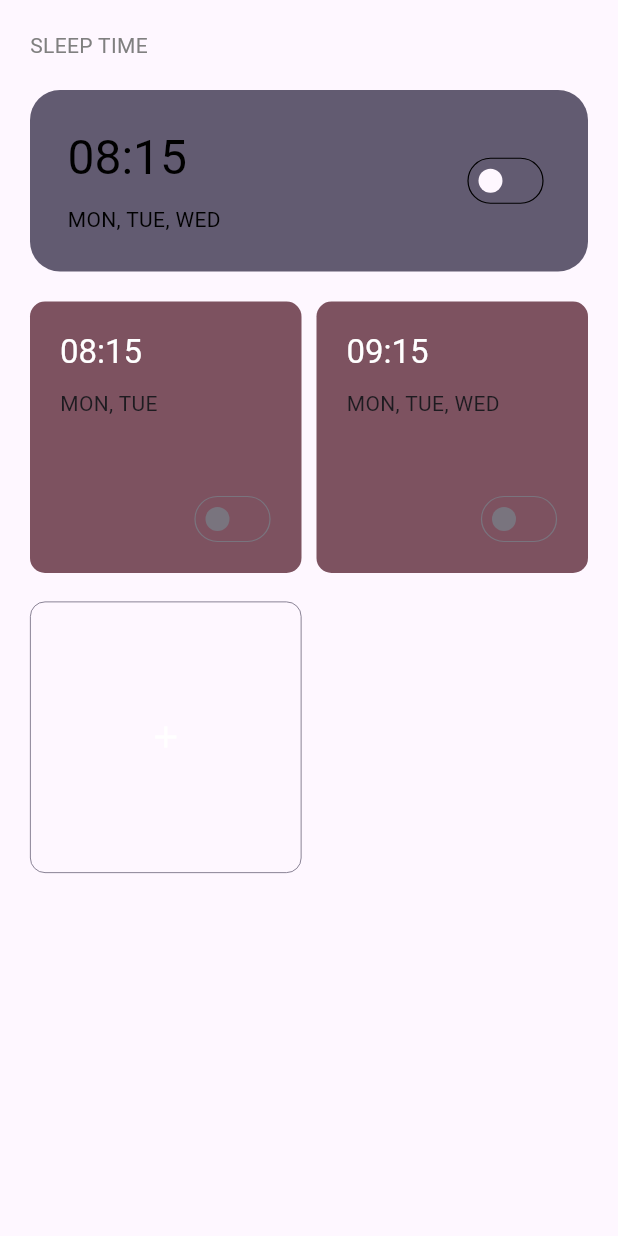
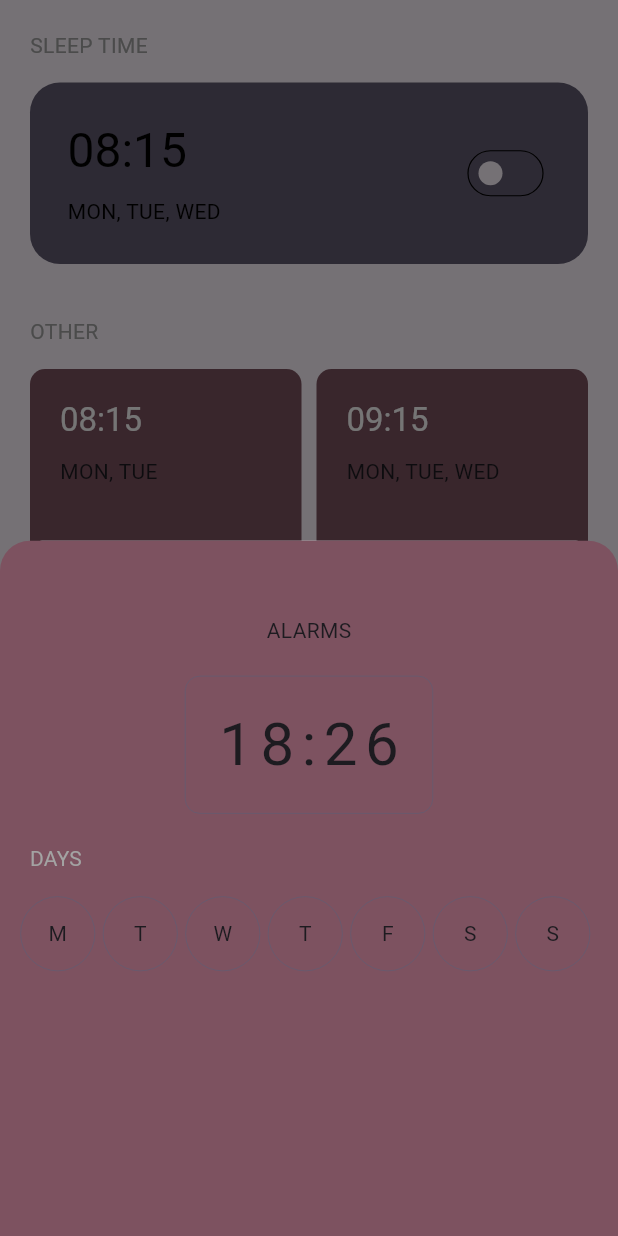
Before and after one commit to SushiiReboot/Nothing-Clock, a Flutter app: the AlarmsScreen screen opened directly, after a tap on the "add" icon, on a phone screen of 412 x 824 dp. Run offline on Flutter 3.47's test engine with Material 3 defaults, Android fonts, the phone set to English and light mode, and no system bars; our stand-ins replace dotted_border, flutter_svg, font_awesome_flutter, geocoding, geolocator, loading_animation_widget and 2 more; missing offline and left inert: flutter_displaymode, worldtime; accounts and stored records are empty.

Commit message:
Add basic UI for alarm setting and add ability to open Github Repo link from settings.

```diff
--- a/lib/screens/alarms_screen.dart
+++ b/lib/screens/alarms_screen.dart
@@ -22,13 +22,19 @@ class AlarmsScreen extends StatelessWidget {
                   children: [
                     const Text("SLEEP TIME",
                         style: TextStyle(
-                            color: Color.fromARGB(255, 128, 128, 128))),
+                            color: Color.fromARGB(255, 163, 163, 163))),
                     const SizedBox(
-                      height: 20,
+                      height: 15,
                     ),
                     _buildSleepAlarm(theme),
                     const SizedBox(
-                      height: 20,
+                      height: 35,
+                    ),
+                    const Text("OTHER",
+                        style: TextStyle(
+                            color: Color.fromARGB(255, 163, 163, 163))),
+                    const SizedBox(
+                      height: 15,
                     ),
                     SizedBox(
                         height: 200,
@@ -45,7 +51,13 @@ class AlarmsScreen extends StatelessWidget {
                                   theme, index, alarmBlockSize);
                             })),
                     InkWell(
-                      onTap: () {},
+                      onTap: () {
+                        showModalBottomSheet<void>(
+                            context: context,
+                            builder: (context) {
+                              return _buildModalBottomSheetUI(theme);
+                            });
+                      },
                       child: Container(
                         height: alarmBlockSize,
                         width: alarmBlockSize,
@@ -69,6 +81,49 @@ class AlarmsScreen extends StatelessWidget {
               ],
             ),
           ),
+        ),
+      ),
+    );
+  }
+
+  Container _buildModalBottomSheetUI(ThemeData theme) {
+    return Container(
+      decoration: BoxDecoration(
+          color: theme.colorScheme.tertiary,
+          borderRadius: const BorderRadius.only(
+              topLeft: Radius.circular(20), topRight: Radius.circular(20))),
+      height: 500,
+      width: double.infinity,
+      child: Padding(
+        padding: const EdgeInsets.symmetric(horizontal: 10, vertical: 50),
+        child: Column(
+          mainAxisAlignment: MainAxisAlignment.start,
+          mainAxisSize: MainAxisSize.min,
+          children: [
+            const Text("ALARMS"),
+            const SizedBox(
+              height: 20,
+            ),
+            Container(
+              decoration: BoxDecoration(
+                border:
+                    Border.all(color: theme.colorScheme.secondary, width: 0.5),
+                borderRadius: BorderRadius.circular(10),
+              ),
+              child: Padding(
+                padding: const EdgeInsets.all(20.0),
+                child: Text(
+                  "18:26",
+                  style: theme.textTheme.titleLarge
+                      ?.copyWith(fontSize: 40, letterSpacing: 5),
+                ),
+              ),
+            ),
+            const SizedBox(
+              height: 20,
+            ),
+            const AlarmsDaysList()
+          ],
         ),
       ),
     );
@@ -148,6 +203,105 @@ class AlarmsScreen extends StatelessWidget {
   }
 }
 
+class AlarmsDaysList extends StatelessWidget {
+  const AlarmsDaysList({
+    super.key,
+  });
+
+  @override
+  Widget build(BuildContext context) {
+    ThemeData theme = Theme.of(context);
+
+    return Column(
+      crossAxisAlignment: CrossAxisAlignment.start,
+      children: [
+        Padding(
+          padding: const EdgeInsets.only(bottom: 15, left: 10),
+          child: Text("DAYS",
+              style: theme.textTheme.labelLarge
+                  ?.copyWith(color: const Color.fromARGB(255, 163, 163, 163))),
+        ),
+        const Row(
+          mainAxisAlignment: MainAxisAlignment.center,
+          children: [
+            AlarmDayBtn(
+              dayInital: "M",
+            ),
+            AlarmDayBtn(
+              dayInital: "T",
+            ),
+            AlarmDayBtn(
+              dayInital: "W",
+            ),
+            AlarmDayBtn(
+              dayInital: "T",
+            ),
+            AlarmDayBtn(
+              dayInital: "F",
+            ),
+            AlarmDayBtn(
+              dayInital: "S",
+            ),
+            AlarmDayBtn(
+              dayInital: "S",
+            ),
+          ],
+        )
+      ],
+    );
+  }
+}
+
+class AlarmDayBtn extends StatefulWidget {
+  const AlarmDayBtn({
+    super.key,
+    required this.dayInital,
+  });
+
+  final String dayInital;
+
+  @override
+  State<AlarmDayBtn> createState() => _AlarmDayBtnState();
+}
+
+class _AlarmDayBtnState extends State<AlarmDayBtn> {
+  bool _isSelected = false;
+
+  @override
+  Widget build(BuildContext context) {
+    ThemeData theme = Theme.of(context);
+
+    _onSelect() {
+      setState(() {
+        _isSelected = !_isSelected;
+      });
+    }
+
+    return Padding(
+      padding: const EdgeInsets.only(right: 5.0),
+      child: Material(
+          color: _isSelected ? theme.colorScheme.primary : Colors.transparent,
+          borderRadius: BorderRadius.circular(50),
+          child: Container(
+            width: 50,
+            height: 50,
+            decoration: BoxDecoration(
+                shape: BoxShape.circle,
+                border: Border.all(
+                    color: _isSelected
+                        ? Colors.transparent
+                        : theme.colorScheme.secondary,
+                    width: _isSelected ? 0 : 0.5)),
+            child: InkWell(
+                onTap: _onSelect,
+                radius: 50,
+                borderRadius: BorderRadius.circular(50),
+                child: Center(child: Text(widget.dayInital.toUpperCase()))),
+          )),
+    );
+  }
+}
+
 class SwitchButtonBlock extends StatefulWidget {
   const SwitchButtonBlock({
     super.key,
--- a/lib/screens/router.dart
+++ b/lib/screens/router.dart
@@ -53,8 +53,8 @@ class _RouterState extends State<Router> {
 
               _pageController.animateToPage(
                 pageProvider.selectedIndex,
-                duration: const Duration(milliseconds: 300),
-                curve: Curves.linear,
+                duration: const Duration(milliseconds: 150),
+                curve: Curves.easeInOut,
               );
             }
           });
--- a/lib/screens/settings_screen.dart
+++ b/lib/screens/settings_screen.dart
@@ -1,7 +1,13 @@
 import 'package:flutter/material.dart';
+import 'package:font_awesome_flutter/font_awesome_flutter.dart';
+import 'package:url_launcher/url_launcher.dart';
 
 class SettingsScreen extends StatelessWidget {
   const SettingsScreen({super.key});
+
+  void _launchURL(String url) async => await canLaunchUrl(Uri.parse(url))
+      ? await launchUrl(Uri.parse(url))
+      : throw 'Could not launch $url';
 
   @override
   Widget build(BuildContext context) {
@@ -20,21 +26,37 @@ class SettingsScreen extends StatelessWidget {
             padding: const EdgeInsets.all(15.0),
             child: Column(
               children: [
-                _buildListTile("Github Repository",
-                    "View the source code on Github, contribute, or report issues."),
-                _buildListTile("Language", "English"),
+                _buildListTile(
+                    "Github Repository",
+                    "View the source code on Github, contribute, or report issues.",
+                    FontAwesomeIcons.github, () {
+                  _launchURL("https://github.com/SushiiReboot/Nothing-Clock");
+                }),
+                _buildListTile(
+                    "Language", "English", FontAwesomeIcons.globe, () {}),
               ],
             ),
           ),
         ));
   }
 
-  ListTile _buildListTile(String title, String? subtitleText) {
+  ListTile _buildListTile(
+      String title, String? subtitleText, IconData? icon, Function()? onTap) {
     return ListTile(
-      onTap: () {
-        print("TAPPED");
-      },
-      title: Text(title.toUpperCase()),
+      onTap: onTap,
+      title: Row(
+        crossAxisAlignment: CrossAxisAlignment.center,
+        children: [
+          Text(title.toUpperCase()),
+          const SizedBox(
+            width: 15,
+          ),
+          Icon(
+            icon,
+            size: 15,
+          )
+        ],
+      ),
       subtitle: subtitleText != null
           ? Text(subtitleText,
               style: const TextStyle(fontSize: 12, color: Colors.grey))
--- a/pubspec.yaml
+++ b/pubspec.yaml
@@ -46,6 +46,7 @@ dependencies:
   provider: ^6.1.2
   shared_preferences: ^2.3.2
   timezone: ^0.9.4
+  url_launcher: ^6.3.0
   worldtime: ^1.2.2
 
 dev_dependencies:
```
Also changed, not shown: lib/services/alarm/alarm_storage.dart (added), pubspec.lock, 6 other files.
